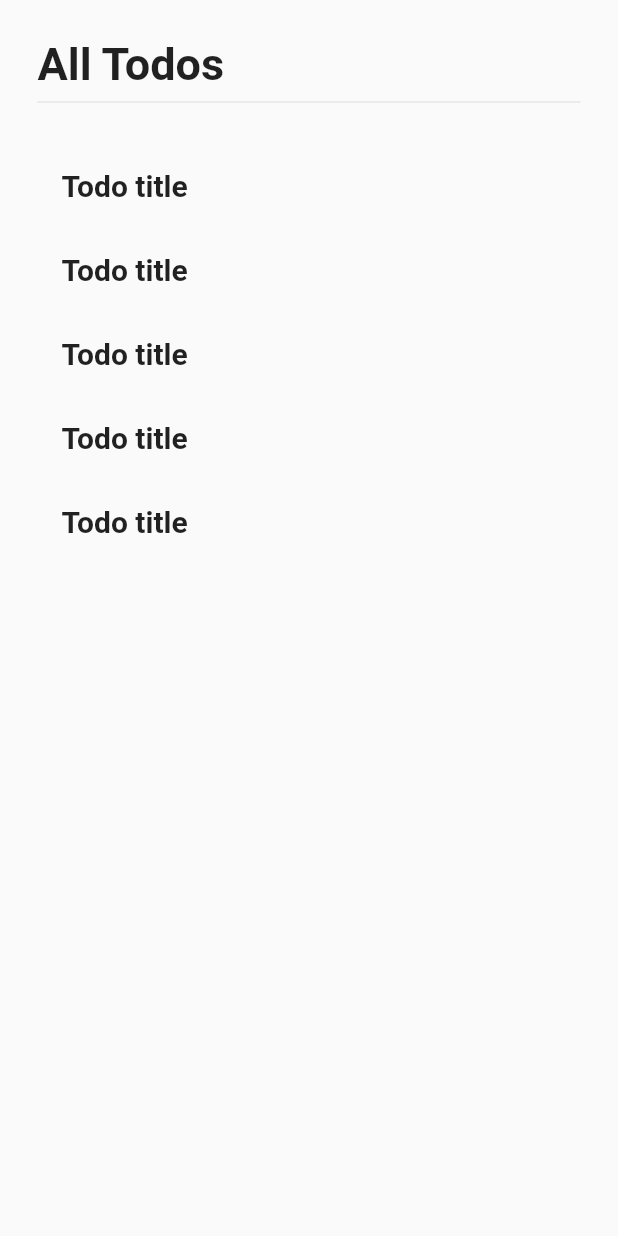
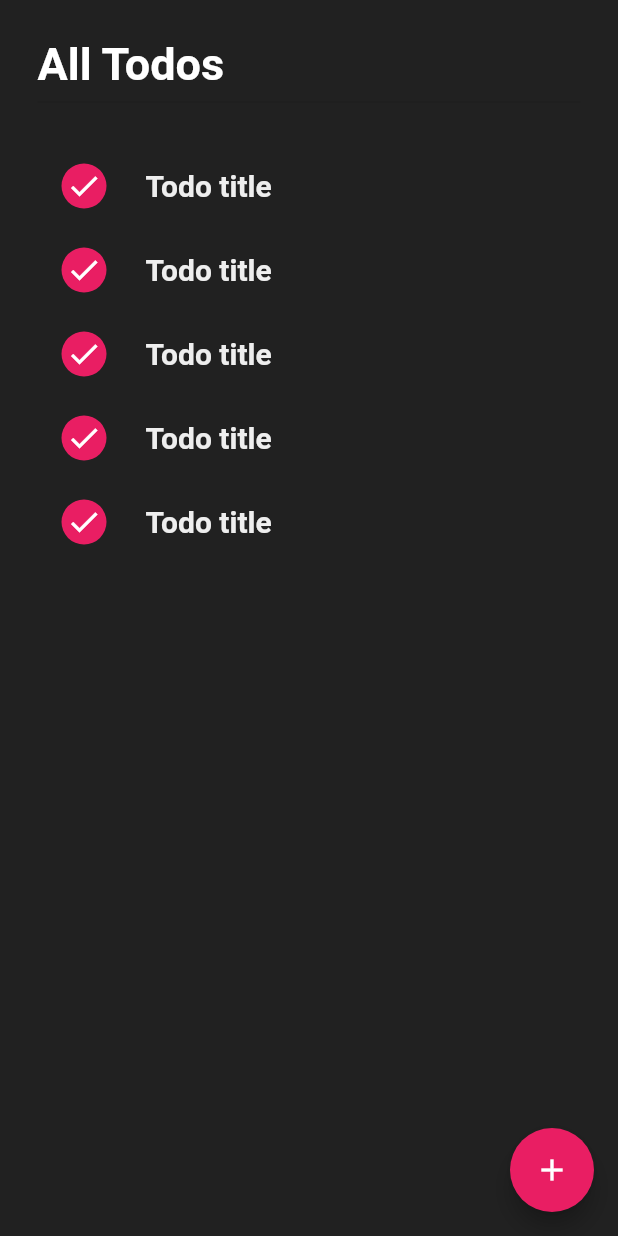
Before and after one commit to tkaveen/Flutter-CRUD, a Flutter app: the screen it shows after launch, on a phone screen of 412 x 824 dp. Run offline on Flutter 3.47's test engine with Material 2 defaults, Android fonts, the phone set to English and light mode, and no system bars.

Commit message:
Dialog Box added

```diff
--- a/lib/main.dart
+++ b/lib/main.dart
@@ -10,6 +10,7 @@ class MyApp extends StatelessWidget {
       debugShowCheckedModeBanner: false,
       home: TodoList(),
       theme: ThemeData(
+        scaffoldBackgroundColor: Colors.grey[900],
         primarySwatch: Colors.pink,
       ),
     );
--- a/lib/todoList.dart
+++ b/lib/todoList.dart
@@ -14,7 +14,10 @@ class TodoList extends StatelessWidget {
             children: [
               Text(
                 "All Todos",
-                style: TextStyle(fontSize: 30, fontWeight: FontWeight.bold),
+                style: TextStyle(
+                    fontSize: 30,
+                    color: Colors.white,
+                    fontWeight: FontWeight.bold),
               ),
               Divider(),
               SizedBox(
@@ -25,10 +28,25 @@ class TodoList extends StatelessWidget {
                 itemCount: 5,
                 itemBuilder: (context, index) {
                   return ListTile(
+                    onTap: () {},
+                    leading: Container(
+                      padding: EdgeInsets.all(2),
+                      height: 30,
+                      width: 30,
+                      decoration: BoxDecoration(
+                          color: Theme.of(context).primaryColor,
+                          shape: BoxShape.circle),
+                      child: Icon(
+                        Icons.check,
+                        color: Colors.white,
+                      ),
+                    ),
                     title: Text(
                       "Todo title",
-                      style:
-                          TextStyle(fontSize: 20, fontWeight: FontWeight.w600),
+                      style: TextStyle(
+                          fontSize: 20,
+                          color: Colors.grey[200],
+                          fontWeight: FontWeight.w600),
                     ),
                   );
                 },
@@ -37,6 +55,29 @@ class TodoList extends StatelessWidget {
           ),
         ),
       ),
+      floatingActionButton: FloatingActionButton(
+        child: Icon(Icons.add),
+        backgroundColor: Theme.of(context).primaryColor,
+        onPressed: () {
+          showDialog(
+              context: context,
+              child: SimpleDialog(
+                title: Row(
+                  children: [
+                    Text("Add Todo"),
+                    Spacer(),
+                    IconButton(
+                      icon: Icon(
+                        Icons.cancel,
+                        color: Colors.grey,
+                      ),
+                      onPressed: () {},
+                    )
+                  ],
+                ),
+              ));
+        },
+      ),
     );
   }
 }
```
